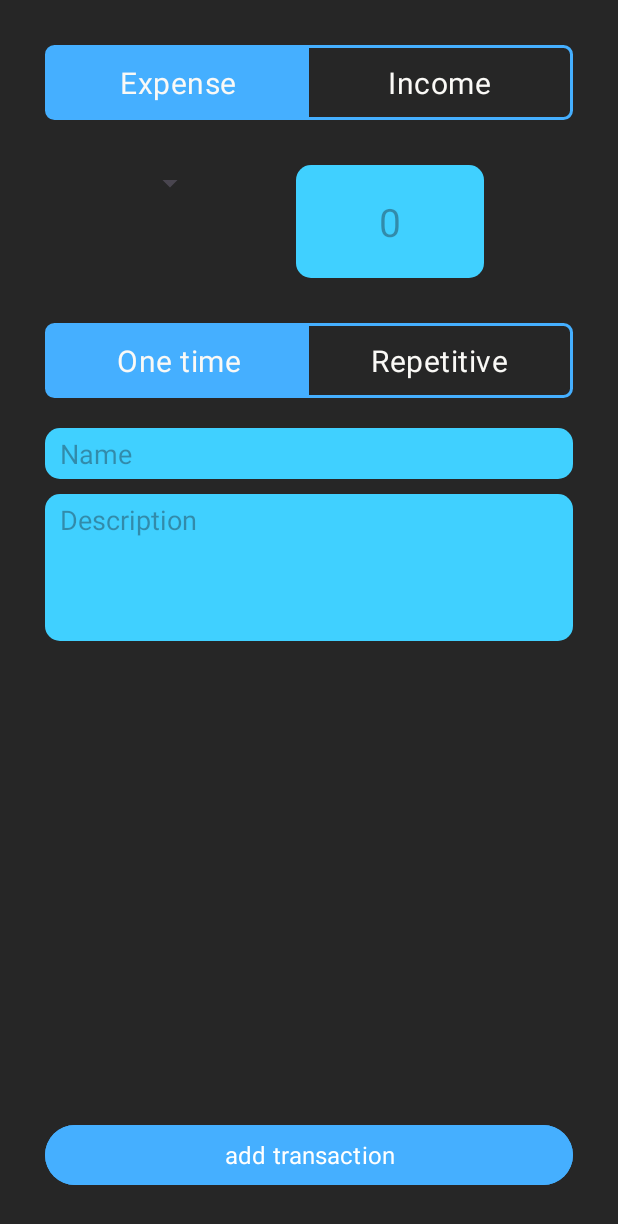
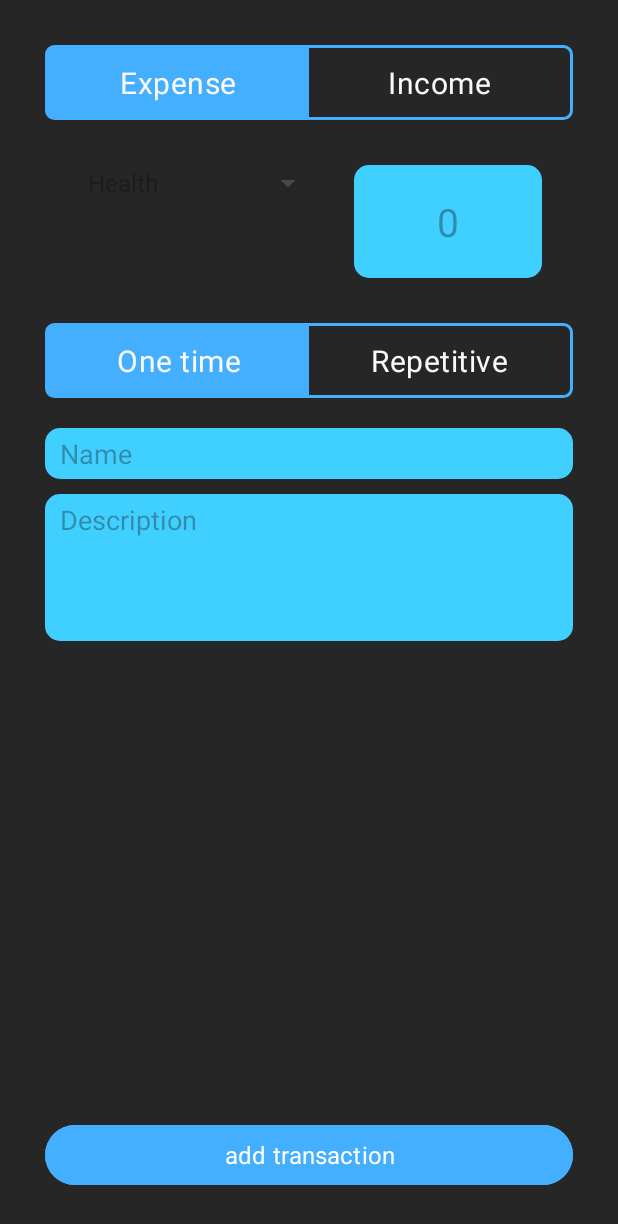
Before and after one commit to DawidWyskwarski/YouSave, an Android app: the screen it shows after launch (AddTransactionActivity), after a tap on an icon or button, on a phone screen of 412 x 824 dp. Shown: the top 1224 px of the screen. Run offline under Robolectric (Android 15) with nearby library versions, the phone set to English and light mode, and no system bars; our stand-ins replace Room's generated code; Roboto replaces fonts that are not available here.

Commit message:
add transaction and home fragment improvements

```diff
--- a/app/build.gradle.kts
+++ b/app/build.gradle.kts
@@ -37,12 +37,12 @@ android {
 }
 
 dependencies {
-
     // ROOM
     implementation(libs.androidx.room.runtime)
     implementation(libs.protolite.well.known.types)
     ksp(libs.androidx.room.compiler)
     annotationProcessor(libs.androidx.room.compiler)
+    implementation(libs.androidx.room.ktx)
 
     implementation(libs.androidx.core.ktx)
     implementation(libs.androidx.appcompat)
--- a/app/src/main/java/com/example/yousave/AddTransactionActivity.kt
+++ b/app/src/main/java/com/example/yousave/AddTransactionActivity.kt
@@ -1,22 +1,32 @@
 package com.example.yousave
 
-import android.annotation.SuppressLint
-import android.content.Intent
 import android.os.Bundle
 import android.view.View
+import android.widget.ArrayAdapter
 import android.widget.Button
+import android.widget.EditText
 import android.widget.LinearLayout
 import android.widget.RadioButton
-import android.widget.RadioGroup
 import android.widget.Spinner
 import androidx.activity.enableEdgeToEdge
 import androidx.appcompat.app.AppCompatActivity
 import androidx.core.content.ContextCompat
 import androidx.core.view.ViewCompat
 import androidx.core.view.WindowInsetsCompat
-import androidx.recyclerview.widget.LinearLayoutManager
+import androidx.lifecycle.lifecycleScope
+import com.example.yousave.databaseClasses.AppDatabase
+import com.example.yousave.databaseClasses.Transaction
+import kotlinx.coroutines.launch
+import java.util.Date
 
 class AddTransactionActivity : AppCompatActivity() {
+
+    private lateinit var categories:Spinner
+    private lateinit var expense:RadioButton
+    private lateinit var income:RadioButton
+    private lateinit var oneTime:RadioButton
+    private lateinit var repetitive:RadioButton
+
     override fun onCreate(savedInstanceState: Bundle?) {
         super.onCreate(savedInstanceState)
         enableEdgeToEdge()
@@ -28,13 +38,21 @@ class AddTransactionActivity : AppCompatActivity() {
         }
         window.navigationBarColor = ContextCompat.getColor(this, R.color.dark_gray)
 
-        val expense:RadioButton = findViewById(R.id.expense)
-        val income:RadioButton = findViewById(R.id.income)
+        expense = findViewById(R.id.expense)
+        income = findViewById(R.id.income)
+        oneTime= findViewById(R.id.one_time)
+        repetitive = findViewById(R.id.repetitive)
 
-        val oneTime:RadioButton = findViewById(R.id.one_time)
-        val repetitive:RadioButton = findViewById(R.id.repetitive)
+        categories = findViewById(R.id.category_selector)
+        ArrayAdapter.createFromResource(
+            this,
+            R.array.category_names,
+            android.R.layout.simple_spinner_item
+        ).also { adapter ->
+            adapter.setDropDownViewResource(android.R.layout.simple_spinner_dropdown_item)
+            categories.adapter = adapter
+        }
 
-        val categories:Spinner = findViewById(R.id.category_selector)
         val perMonth: LinearLayout = findViewById(R.id.per_month)
 
         expense.setOnClickListener { categories.visibility = View.VISIBLE }
@@ -44,14 +62,32 @@ class AddTransactionActivity : AppCompatActivity() {
         repetitive.setOnClickListener {perMonth.visibility = View.VISIBLE}
 
         findViewById<Button>(R.id.add).setOnClickListener{
-            add()
+            addTransaction()
         }
     }
 
-    private fun add(){
-        //TODO get all the data and from editTexts and add to data base
+    private fun addTransaction(){
 
-        finish()
+        val db = AppDatabase.getDatabase(this)
+        val dao = db.transactionDao()
+
+        // running it on a background thread to not block the main one
+        lifecycleScope.launch {
+            dao.insert(
+                Transaction(
+                    0,
+                    Date(),
+                    if (expense.isChecked) {
+                        categories.selectedItem.toString()
+                    } else "Income",
+                    findViewById<EditText>(R.id.money_input).text.toString().toDouble(),
+                    findViewById<EditText>(R.id.title).text.toString(),
+                    findViewById<EditText>(R.id.description).text.toString(),
+                )
+            )
+
+            finish()
+        }
     }
 
 }
--- a/app/src/main/java/com/example/yousave/MainActivity.kt
+++ b/app/src/main/java/com/example/yousave/MainActivity.kt
@@ -4,11 +4,13 @@ import com.example.yousave.history.HistoryFragment
 import android.content.Intent
 import android.content.res.TypedArray
 import android.os.Bundle
+import android.view.View
 import androidx.activity.enableEdgeToEdge
 import androidx.appcompat.app.AppCompatActivity
 import androidx.core.view.ViewCompat
 import androidx.core.view.WindowInsetsCompat
 import androidx.fragment.app.Fragment
+import androidx.lifecycle.lifecycleScope
 import com.example.yousave.databaseClasses.AppDatabase
 import com.example.yousave.databaseClasses.MoneyTransactions
 import com.example.yousave.databaseClasses.TransactionDao
@@ -18,9 +20,9 @@ import com.example.yousave.recurring.RecurringFragment
 import com.example.yousave.settings.SettingsFragment
 import com.google.android.material.bottomnavigation.BottomNavigationView
 import com.google.android.material.floatingactionbutton.FloatingActionButton
-import kotlinx.coroutines.CoroutineScope
 import kotlinx.coroutines.Dispatchers
 import kotlinx.coroutines.launch
+import kotlinx.coroutines.withContext
 import java.util.Date
 
 class MainActivity : AppCompatActivity(){
@@ -28,11 +30,11 @@ class MainActivity : AppCompatActivity(){
     private lateinit var db:AppDatabase
     private lateinit var transactionDao: TransactionDao
 
-    private lateinit var homeData:List<Category>
-
-    private var totalIncome: Double = 0.0
-    private var totalExpense: Double = 0.0
-
+    //Fragments
+    private val home = HomeFragment()
+    private val history = HistoryFragment()
+    private val recurring = RecurringFragment()
+    private val settings = SettingsFragment()
 
     override fun onCreate(savedInstanceState: Bundle?) {
         super.onCreate(savedInstanceState)
@@ -48,36 +50,29 @@ class MainActivity : AppCompatActivity(){
         db = AppDatabase.getDatabase(this)
         transactionDao = db.transactionDao()
 
-        homeData = getHomeData()
-
-        //Fragments
-        val home = HomeFragment( homeData ,totalIncome, totalExpense)
-        val history = HistoryFragment()
-        val recurring = RecurringFragment()
-        val settings = SettingsFragment()
-
         replaceFragment( home )
-
-        val bottomBar:BottomNavigationView = findViewById(R.id.bottom_bar)
 
         val addButton:FloatingActionButton = findViewById(R.id.add_transaction)
 
-        bottomBar.setOnItemSelectedListener {
+        //switching fragments
+        findViewById<BottomNavigationView>(R.id.bottom_bar).setOnItemSelectedListener {
+
             when(it.itemId){
-                R.id.home_bar -> { replaceFragment( home ); addButton.alpha = 1F }
-                R.id.history_bar -> { replaceFragment( history ); addButton.alpha = 0F }
-                R.id.recurring_bar -> { replaceFragment(recurring); addButton.alpha = 0F }
-                R.id.settings_bar -> { replaceFragment( settings ); addButton.alpha = 0F }
+                R.id.home_bar -> { replaceFragment( home ); addButton.visibility = View.VISIBLE; }
+                R.id.history_bar -> { replaceFragment( history ); addButton.visibility = View.GONE; }
+                R.id.recurring_bar -> { replaceFragment(recurring); addButton.visibility = View.GONE; }
+                R.id.settings_bar -> { replaceFragment( settings ); addButton.visibility = View.GONE; }
             }
             true
         }
 
+        //activity to add transactions to database starts
         addButton.setOnClickListener {
             startActivity( Intent(this, AddTransactionActivity::class.java) )
         }
     }
 
-    fun replaceFragment(fragment: Fragment){
+    private fun replaceFragment(fragment: Fragment){
 
         supportFragmentManager.beginTransaction().apply {
             replace(R.id.fragments, fragment)
@@ -85,27 +80,31 @@ class MainActivity : AppCompatActivity(){
         }
     }
 
-    //load data into the list of categories
-    private fun getHomeData():List<Category>{
+    //load data for a home fragment
+    fun loadHomeData(onDataLoaded: (List<Category>,Double,Double) -> Unit){
         val names:Array<String> = resources.getStringArray(R.array.category_names)
         val colors:IntArray = resources.getIntArray(R.array.category_colors)
         val images: TypedArray = resources.obtainTypedArray(R.array.category_images)
 
         val categories = ArrayList<Category>()
 
-        CoroutineScope(Dispatchers.IO).launch {
-            totalIncome = transactionDao.getMoneyTransactionsMonth("Income", Date()).money
+        lifecycleScope.launch {
+            val totalIncome = transactionDao.getMoneyTransactionsMonth("Income").money
+            var totalExpense = 0.0
 
             for (i in names.indices) {
-                val mt: MoneyTransactions = transactionDao.getMoneyTransactionsMonth(names[i], Date())
+                val mt: MoneyTransactions = transactionDao.getMoneyTransactionsMonth(names[i])
 
                 totalExpense += mt.money
 
                 categories.add(Category(names[i], mt.money, mt.transactions, colors[i], images.getResourceId(i, 0)))
             }
             images.recycle()
+
+            //pass data back to UI thread
+            withContext(Dispatchers.Main) {
+                onDataLoaded(categories,totalIncome,totalExpense)
+            }
         }
-
-        return categories
     }
 }
--- a/app/src/main/java/com/example/yousave/databaseClasses/TransactionDao.kt
+++ b/app/src/main/java/com/example/yousave/databaseClasses/TransactionDao.kt
@@ -4,21 +4,20 @@ import androidx.room.Dao
 import androidx.room.Delete
 import androidx.room.Insert
 import androidx.room.Query
-import java.util.Date
 
 @Dao
 interface TransactionDao {
     @Query("SELECT * FROM 'transaction'")
-    fun getAll(): List<Transaction>
+    suspend fun getAll(): List<Transaction>
 
     @Insert
-    fun insert(vararg transaction: Transaction)
+    suspend fun insert(vararg transaction: Transaction)
 
     @Delete
-    fun remove(transaction: Transaction)
+    suspend fun remove(transaction: Transaction)
 
-    @Query("SELECT SUM(money) as money, COUNT(*) as transactions FROM 'transaction' WHERE strftime('%Y-%m', date) = strftime('%Y-%m', :date) AND category = :categoryName")
-    fun getMoneyTransactionsMonth(categoryName: String, date: Date): MoneyTransactions
+    @Query("SELECT SUM(money) as money, COUNT(*) as transactions FROM 'transaction' WHERE category = :categoryName")
+    suspend fun getMoneyTransactionsMonth(categoryName: String): MoneyTransactions
 
 
 }
--- a/app/src/main/java/com/example/yousave/home/CategoriesAdapter.kt
+++ b/app/src/main/java/com/example/yousave/home/CategoriesAdapter.kt
@@ -49,7 +49,7 @@ class CategoriesAdapter(var categories: List<Category>, private val categoryInte
             color.setBackgroundColor(categories[position].color)
             icon.setImageResource(categories[position].image)
 
-            val desc:String = "${categories[position].moneySpent} zł in ${categories[position].transactions} transactions"
+            val desc = "${categories[position].moneySpent} zł in ${categories[position].transactions} transactions"
 
             money.text = desc
         }
--- a/app/src/main/java/com/example/yousave/home/Category.kt
+++ b/app/src/main/java/com/example/yousave/home/Category.kt
@@ -4,7 +4,7 @@ import android.os.Parcel
 import android.os.Parcelable
 import androidx.annotation.DrawableRes
 
-data class Category(val name:String, val moneySpent:Double, val transactions:Int, val color:Int, @DrawableRes val image:Int): Parcelable {
+data class Category(var name:String, val moneySpent:Double, val transactions:Int, val color:Int, @DrawableRes val image:Int): Parcelable {
 
     constructor(parcel: Parcel) : this(
         parcel.readString().toString(),
--- a/app/src/main/java/com/example/yousave/home/CategoryInfoActivity.kt
+++ b/app/src/main/java/com/example/yousave/home/CategoryInfoActivity.kt
@@ -13,11 +13,6 @@ import androidx.core.view.WindowInsetsCompat
 import com.example.yousave.R
 
 class CategoryInfoActivity : AppCompatActivity() {
-
-    private lateinit var name:TextView
-    private lateinit var icon:ImageView
-    private lateinit var money:TextView
-    private lateinit var colorBar:View
 
     private lateinit var category: Category
 
@@ -35,25 +30,22 @@ class CategoryInfoActivity : AppCompatActivity() {
         category = intent.getParcelableExtra("DATA") ?: throw IllegalStateException("Category data missing!")
 
         initializeViews()
-
     }
 
-    fun initializeViews(){
-        name = findViewById<TextView>(R.id.name)
+    private fun initializeViews(){
+        val name = findViewById<TextView>(R.id.name)
         name.text = category.name
         name.setTextColor(category.color)
 
-        icon = findViewById<ImageView>(R.id.icon)
+        val icon = findViewById<ImageView>(R.id.icon)
         icon.setImageResource(category.image)
 
-        money = findViewById<TextView>(R.id.money)
+        val money = findViewById<TextView>(R.id.money)
         val tmp = "${category.moneySpent} zł in ${category.transactions} transactions"
         money.text = tmp
         money.setTextColor(category.color)
 
-        colorBar = findViewById<View>(R.id.color_bar)
+        val colorBar = findViewById<View>(R.id.color_bar)
         colorBar.background = category.color.toDrawable()
     }
-
-
 }
--- a/app/src/main/java/com/example/yousave/home/ChartAdapter.kt
+++ b/app/src/main/java/com/example/yousave/home/ChartAdapter.kt
@@ -6,8 +6,8 @@ import androidx.recyclerview.widget.RecyclerView
 
 class ChartAdapter(var categories: List<Category>, var recyclerViewWidth: Int): RecyclerView.Adapter<ChartAdapter.ChartViewHolder>() {
 
-    //sums up all of money spent
-    val allMoney = categories.fold(0.0) { sum, category -> sum + category.moneySpent}
+    //sums up all of money spent to later calculate the expense percentage of each category
+    private var allMoney = categories.fold(0.0) { sum, category -> sum + category.moneySpent}
 
     inner class ChartViewHolder(view: View): RecyclerView.ViewHolder(view)
 
@@ -26,12 +26,17 @@ class ChartAdapter(var categories: List<Category>, var recyclerViewWidth: Int):
 
     override fun onBindViewHolder(holder: ChartViewHolder, position: Int) {
         holder.itemView.setBackgroundColor(categories[position].color)
+
         if (allMoney > 0 && recyclerViewWidth > 0) {
+
+            //calculates the View width based its percentage of all expenses
             val newWidth = ((categories[position].moneySpent / allMoney) * recyclerViewWidth).toInt()
+
             holder.itemView.layoutParams = holder.itemView.layoutParams.apply {
                 width = newWidth
             }
-            holder.itemView.requestLayout() // Ensure layout updates
+
+            holder.itemView.requestLayout()
         }
     }
 }
--- a/app/src/main/java/com/example/yousave/home/HomeFragment.kt
+++ b/app/src/main/java/com/example/yousave/home/HomeFragment.kt
@@ -10,40 +10,64 @@ import android.view.ViewGroup
 import android.widget.TextView
 import androidx.recyclerview.widget.LinearLayoutManager
 import androidx.recyclerview.widget.RecyclerView
+import com.example.yousave.MainActivity
 import com.example.yousave.R
 
-class HomeFragment(private var data:List<Category>, private var totalIncome:Double, private var totalExpense:Double) : Fragment(),
-    CategoryInterface {
+class HomeFragment(
+    private var data:List<Category> = listOf(),
+): Fragment(), CategoryInterface {
 
-    override fun onCreateView(inflater: LayoutInflater, container: ViewGroup?, savedInstanceState: Bundle? ): View? {
+    private lateinit var chart:RecyclerView
+    private lateinit var chartAdapter: ChartAdapter
 
-        return inflater.inflate(R.layout.fragment_home, container, false)
-    }
+    private lateinit var categories:RecyclerView
+    private lateinit var categoriesAdapter: CategoriesAdapter
+
+    private lateinit var incomeT: TextView
+    private lateinit var expenseT: TextView
+    private lateinit var balanceT: TextView
 
     @SuppressLint("SetTextI18n")
     override fun onViewCreated(view: View, savedInstanceState: Bundle?) {
         super.onViewCreated(view, savedInstanceState)
 
-        val chart: RecyclerView = view.findViewById(R.id.chart)
-        view.findViewById<TextView>(R.id.earned_num).text = "$totalIncome zł"
-        view.findViewById<TextView>(R.id.spent_num).text = "$totalExpense zł"
-        view.findViewById<TextView>(R.id.balance_num).text = "${totalIncome - totalExpense} zł"
+        incomeT = view.findViewById(R.id.earned_num)
+        expenseT = view.findViewById(R.id.spent_num)
+        balanceT = view.findViewById(R.id.balance_num)
 
-        chart.post {
-            val width = chart.width
-            chart.adapter = ChartAdapter(data, width)
+        categories = view.findViewById(R.id.categories)
+
+        chart = view.findViewById(R.id.chart)
+
+        (activity as? MainActivity)?.loadHomeData { newData, income, expense ->
+            data = newData
+
+            //need its width and need to make sure it got initialized properly to get it
+            chart.post {
+                chartAdapter = ChartAdapter(data, chart.width)
+                chart.adapter = chartAdapter
+                chart.layoutManager = object: LinearLayoutManager(requireContext(), HORIZONTAL, false) {
+                    override fun canScrollVertically() = false
+                }
+            }
+
+            categoriesAdapter = CategoriesAdapter(data,this)
+            categories.adapter = categoriesAdapter
+
+            categories.layoutManager = object : LinearLayoutManager(requireContext()) {
+                override fun canScrollVertically() = false
+            }
+
+            incomeT.text = "$income zł"
+            expenseT.text = "$expense zł"
+            balanceT.text = "${income - expense} zł"
         }
 
-        chart.layoutManager = object: LinearLayoutManager(requireContext(), HORIZONTAL, false) {
-            override fun canScrollVertically() = false
-        }
+    }
 
-        val categoriesRecycler:RecyclerView = view.findViewById(R.id.categories)
-        categoriesRecycler.adapter = CategoriesAdapter(data,this)
-        categoriesRecycler.layoutManager = object : LinearLayoutManager(requireContext()) {
-            override fun canScrollVertically() = false
-        }
+    override fun onCreateView(inflater: LayoutInflater, container: ViewGroup?, savedInstanceState: Bundle? ): View? {
 
+        return inflater.inflate(R.layout.fragment_home, container, false)
     }
 
     override fun onCategoryClick(position: Int) {
@@ -54,5 +78,4 @@ class HomeFragment(private var data:List<Category>, private var totalIncome:Doub
 
         startActivity(intent)
     }
-
 }
```
